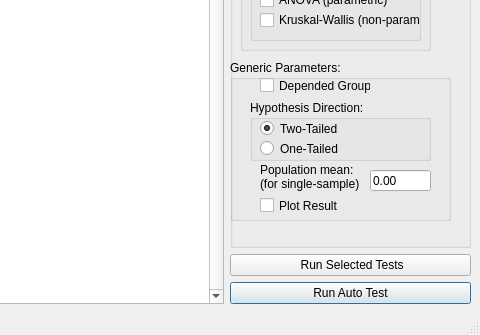
konung-yaropolk/SigmaStatistics, file dev/mainwindow_layout.ui: the form before one commit; both pictures show x 585 to 1065 and y 409 to 744 of the 1065 by 744 pixel window.
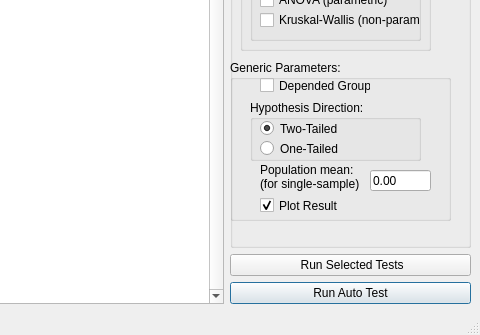
The form after the commit. Icons and pictures are not drawn.

The edit to the form file:
```diff
--- a/dev/mainwindow_layout.ui
+++ b/dev/mainwindow_layout.ui
@@ -243,7 +243,7 @@
            <rect>
             <x>20</x>
             <y>40</y>
-            <width>181</width>
+            <width>171</width>
             <height>61</height>
            </rect>
           </property>
@@ -255,7 +255,7 @@
             <rect>
              <x>10</x>
              <y>40</y>
-             <width>161</width>
+             <width>151</width>
              <height>17</height>
             </rect>
            </property>
@@ -268,7 +268,7 @@
             <rect>
              <x>10</x>
              <y>20</y>
-             <width>161</width>
+             <width>151</width>
              <height>17</height>
             </rect>
            </property>
@@ -325,6 +325,9 @@
           <property name="text">
            <string>Plot Result</string>
           </property>
+          <property name="checked">
+           <bool>true</bool>
+          </property>
          </widget>
         </widget>
         <widget class="QGroupBox" name="groupBox_8">
```
Left out of the diff: 8 changed lines with no effect on the pictures.
